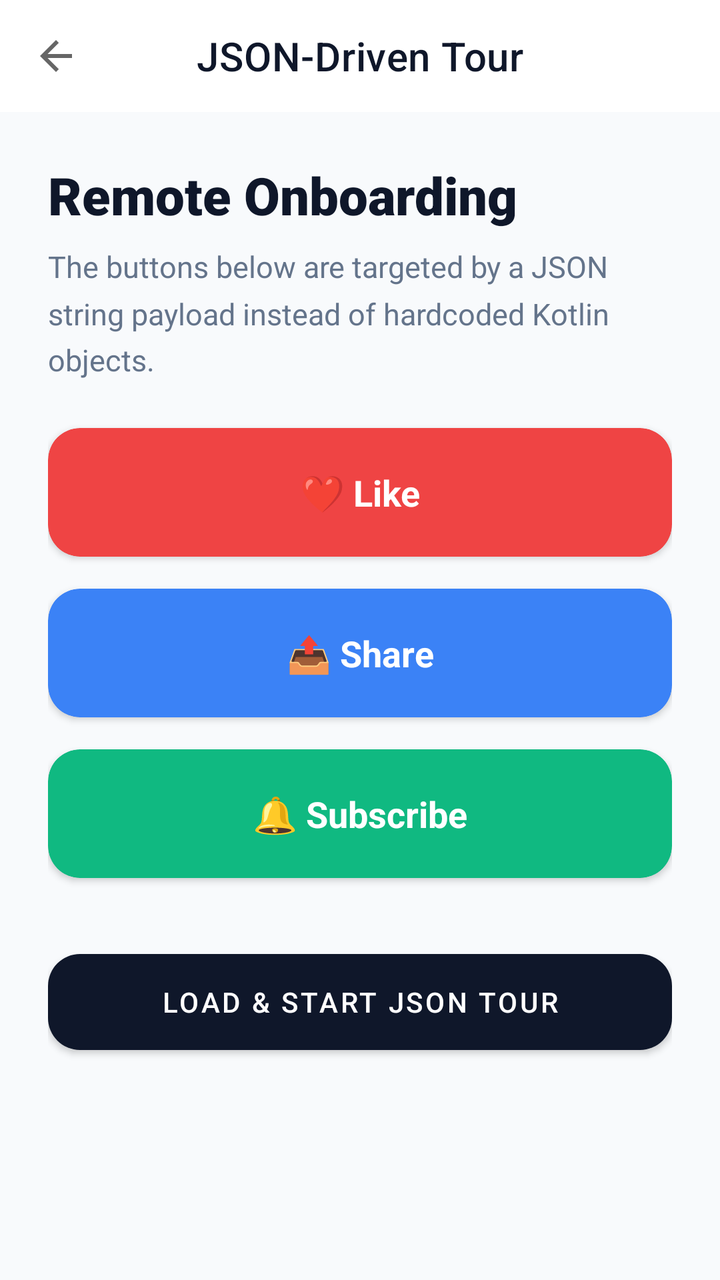
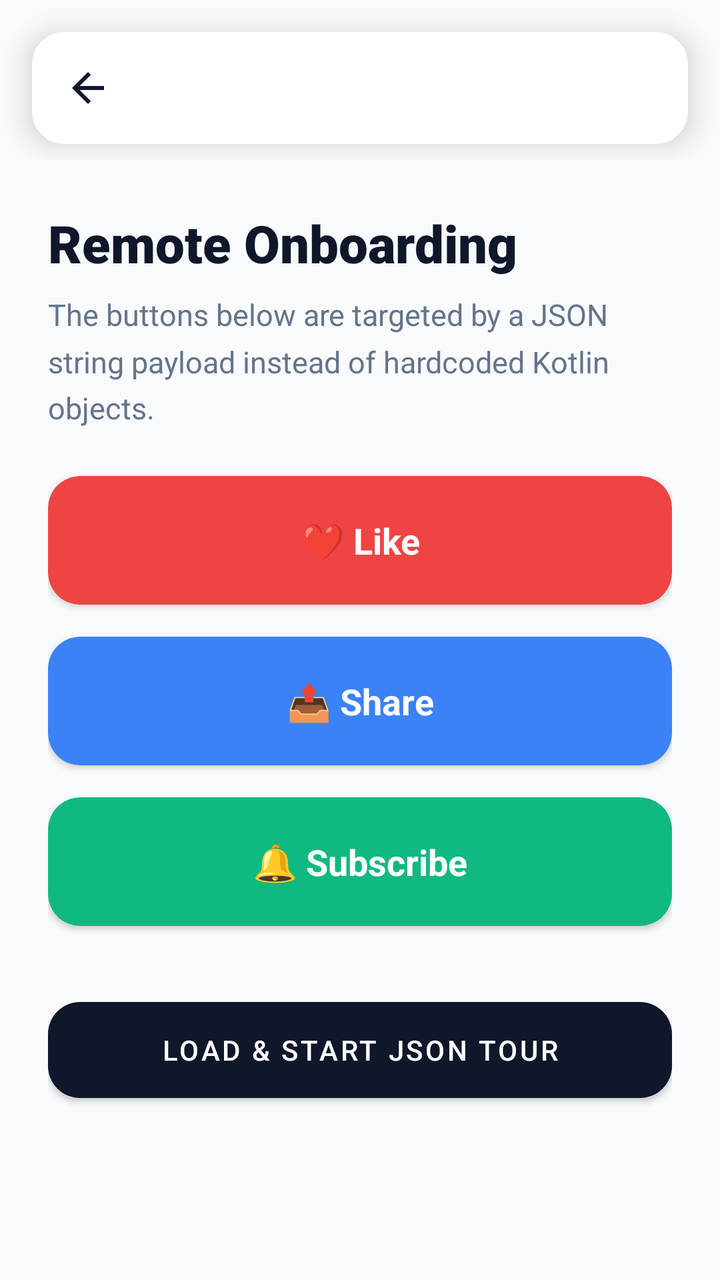

Before-and-after screenshots of an Android layout around one commit, followed by the original layout XML and the change that was made.
<!-- AndroidManifest.xml: application theme Theme.GuideFlow -->
<!-- res/layout/activity_json_tour_demo.xml -->
<?xml version="1.0" encoding="utf-8"?>
<LinearLayout
    xmlns:android="http://schemas.android.com/apk/res/android"
    xmlns:app="http://schemas.android.com/apk/res-auto"
    android:layout_width="match_parent"
    android:layout_height="match_parent"
    android:orientation="vertical"
    android:background="#F8FAFC">

    <com.google.android.material.appbar.AppBarLayout
        android:layout_width="match_parent"
        android:layout_height="wrap_content"
        android:background="#FFFFFF"
        app:elevation="2dp">

        <com.google.android.material.appbar.MaterialToolbar
            android:id="@+id/toolbar"
            android:layout_width="match_parent"
            android:layout_height="?attr/actionBarSize"
            app:title="JSON-Driven Tour"
            app:titleCentered="true"
            app:navigationIcon="?attr/homeAsUpIndicator"
            app:titleTextColor="#0F172A" />
    </com.google.android.material.appbar.AppBarLayout>

    <ScrollView
        android:layout_width="match_parent"
        android:layout_height="match_parent"
        android:clipToPadding="false"
        android:padding="24dp"
        android:fillViewport="true">

        <LinearLayout
            android:layout_width="match_parent"
            android:layout_height="wrap_content"
            android:clipChildren="false"
            android:clipToPadding="false"
            android:orientation="vertical">

            <TextView
                android:layout_width="wrap_content"
                android:layout_height="wrap_content"
                android:text="Remote Onboarding"
                android:textSize="26sp"
                android:fontFamily="sans-serif-black"
                android:textColor="#0F172A"
                android:layout_marginBottom="8dp" />

            <TextView
                android:layout_width="wrap_content"
                android:layout_height="wrap_content"
                android:text="The buttons below are targeted by a JSON string payload instead of hardcoded Kotlin objects."
                android:textSize="15sp"
                android:lineSpacingMultiplier="1.3"
                android:textColor="#64748B"
                android:layout_marginBottom="24dp" />

            <com.google.android.material.card.MaterialCardView
                android:id="@+id/btnLike"
                android:layout_width="match_parent"
                android:layout_height="wrap_content"
                android:layout_marginBottom="16dp"
                app:cardCornerRadius="16dp"
                app:cardBackgroundColor="#EF4444"
                app:cardElevation="2dp"
                app:strokeWidth="0dp">
                
                <TextView
                    android:layout_width="match_parent"
                    android:layout_height="wrap_content"
                    android:text="❤️ Like"
                    android:padding="20dp"
                    android:gravity="center"
                    android:textSize="18sp"
                    android:textColor="#FFFFFF"
                    android:textStyle="bold" />
            </com.google.android.material.card.MaterialCardView>

            <com.google.android.material.card.MaterialCardView
                android:id="@+id/btnShare"
                android:layout_width="match_parent"
                android:layout_height="wrap_content"
                android:layout_marginBottom="16dp"
                app:cardCornerRadius="16dp"
                app:cardBackgroundColor="#3B82F6"
                app:cardElevation="2dp"
                app:strokeWidth="0dp">
                
                <TextView
                    android:layout_width="match_parent"
                    android:layout_height="wrap_content"
                    android:text="📤 Share"
                    android:padding="20dp"
                    android:gravity="center"
                    android:textSize="18sp"
                    android:textColor="#FFFFFF"
                    android:textStyle="bold" />
            </com.google.android.material.card.MaterialCardView>

            <com.google.android.material.card.MaterialCardView
                android:id="@+id/btnSubscribe"
                android:layout_width="match_parent"
                android:layout_height="wrap_content"
                android:layout_marginBottom="32dp"
                app:cardCornerRadius="16dp"
                app:cardBackgroundColor="#10B981"
                app:cardElevation="2dp"
                app:strokeWidth="0dp">
                
                <TextView
                    android:layout_width="match_parent"
                    android:layout_height="wrap_content"
                    android:text="🔔 Subscribe"
                    android:padding="20dp"
                    android:gravity="center"
                    android:textSize="18sp"
                    android:textColor="#FFFFFF"
                    android:textStyle="bold" />
            </com.google.android.material.card.MaterialCardView>

            <com.google.android.material.button.MaterialButton
                android:id="@+id/btnFetchTour"
                android:layout_width="match_parent"
                android:layout_height="60dp"
                android:text="Load &amp; Start JSON Tour"
                android:textColor="#FFFFFF"
                app:backgroundTint="#0F172A"
                app:cornerRadius="16dp" />

        </LinearLayout>
    </ScrollView>
</LinearLayout>
<!-- resources referenced by this layout -->
<resources>
  <style name="Theme.GuideFlow" parent="Theme.MaterialComponents.DayNight.NoActionBar">
          
          <item name="colorPrimary">@color/purple_500</item>
          <item name="colorPrimaryVariant">@color/purple_700</item>
          <item name="colorOnPrimary">@color/white</item>
          
          <item name="colorSecondary">@color/teal_200</item>
          <item name="colorSecondaryVariant">@color/teal_700</item>
          <item name="colorOnSecondary">@color/black</item>
          
          <item name="android:statusBarColor">?attr/colorPrimaryVariant</item>
          
      </style>
  <color name="purple_500">#FF6200EE</color>
  <color name="purple_700">#FF3700B3</color>
  <color name="white">#FFFFFFFF</color>
  <color name="teal_200">#FF03DAC5</color>
  <color name="teal_700">#FF018786</color>
  <color name="black">#FF000000</color>
</resources>

<!-- the commit's change to res/layout/activity_json_tour_demo.xml (unified diff, before → after) -->
@@ -7,21 +7,7 @@
     android:orientation="vertical"
     android:background="#F8FAFC">
 
-    <com.google.android.material.appbar.AppBarLayout
-        android:layout_width="match_parent"
-        android:layout_height="wrap_content"
-        android:background="#FFFFFF"
-        app:elevation="2dp">
-
-        <com.google.android.material.appbar.MaterialToolbar
-            android:id="@+id/toolbar"
-            android:layout_width="match_parent"
-            android:layout_height="?attr/actionBarSize"
-            app:title="JSON-Driven Tour"
-            app:titleCentered="true"
-            app:navigationIcon="?attr/homeAsUpIndicator"
-            app:titleTextColor="#0F172A" />
-    </com.google.android.material.appbar.AppBarLayout>
+    <include layout="@layout/layout_standard_app_bar" />
 
     <ScrollView
         android:layout_width="match_parent"
@@ -130,3 +116,39 @@
         </LinearLayout>
     </ScrollView>
 </LinearLayout>
+<!-- res/layout/layout_standard_app_bar.xml (included above) -->
+<?xml version="1.0" encoding="utf-8"?>
+<com.google.android.material.appbar.AppBarLayout
+    xmlns:android="http://schemas.android.com/apk/res/android"
+    xmlns:app="http://schemas.android.com/apk/res-auto"
+    android:id="@+id/appBarLayout"
+    android:layout_width="match_parent"
+    android:layout_height="wrap_content"
+    android:background="@android:color/transparent"
+    android:theme="@style/ThemeOverlay.AppCompat.Light"
+    app:elevation="0dp">
+
+    
+    <com.google.android.material.card.MaterialCardView
+        android:layout_width="match_parent"
+        android:layout_height="wrap_content"
+        android:layout_marginHorizontal="16dp"
+        android:layout_marginTop="16dp"
+        android:layout_marginBottom="8dp"
+        app:cardBackgroundColor="@android:color/white"
+        app:cardCornerRadius="16dp"
+        app:cardElevation="8dp"
+        app:strokeWidth="0dp">
+
+        <com.google.android.material.appbar.MaterialToolbar
+            android:id="@+id/toolbar"
+            android:layout_width="match_parent"
+            android:layout_height="?attr/actionBarSize"
+            app:titleTextColor="#0F172A"
+            app:titleCentered="true"
+            app:navigationIconTint="#0F172A"
+            app:navigationIcon="?attr/homeAsUpIndicator" />
+
+    </com.google.android.material.card.MaterialCardView>
+
+</com.google.android.material.appbar.AppBarLayout>
